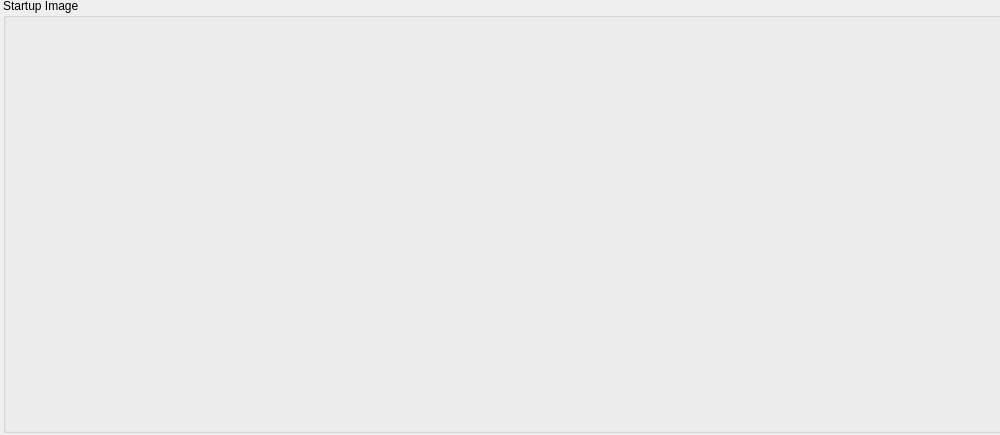
Above: slsDetectorGui/forms/form_drawplot.ui from slsdetectorgroup/slsDetectorPackage before the change. Below: the same form after it.
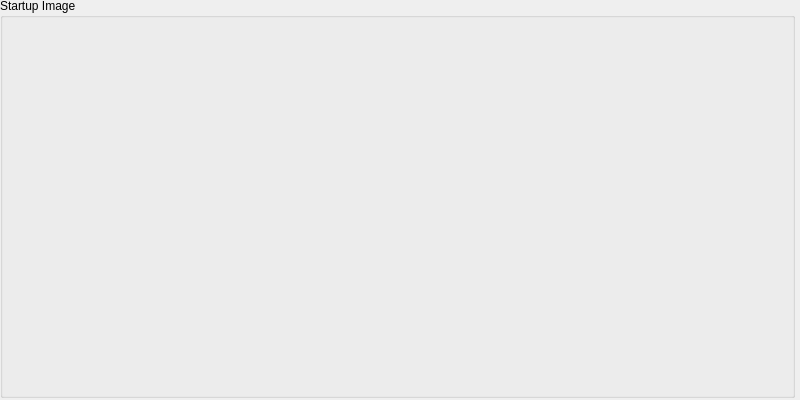
That is the form after the change.

```diff
--- a/slsDetectorGui/forms/form_drawplot.ui
+++ b/slsDetectorGui/forms/form_drawplot.ui
@@ -6,8 +6,8 @@
    <rect>
     <x>0</x>
     <y>0</y>
-    <width>1000</width>
-    <height>435</height>
+    <width>800</width>
+    <height>400</height>
    </rect>
   </property>
   <property name="sizePolicy">
@@ -16,16 +16,22 @@
     <verstretch>0</verstretch>
    </sizepolicy>
   </property>
+  <property name="minimumSize">
+   <size>
+    <width>0</width>
+    <height>0</height>
+   </size>
+  </property>
   <property name="windowTitle">
    <string>Form</string>
   </property>
   <widget class="QGroupBox" name="boxPlot">
    <property name="geometry">
     <rect>
-     <x>3</x>
+     <x>0</x>
      <y>-2</y>
-     <width>1000</width>
-     <height>435</height>
+     <width>795</width>
+     <height>400</height>
     </rect>
    </property>
    <property name="sizePolicy">
@@ -54,8 +60,8 @@
      <rect>
       <x>-3</x>
       <y>16</y>
-      <width>1001</width>
-      <height>421</height>
+      <width>788</width>
+      <height>383</height>
      </rect>
     </property>
     <layout class="QGridLayout" name="plotLayout">
```
